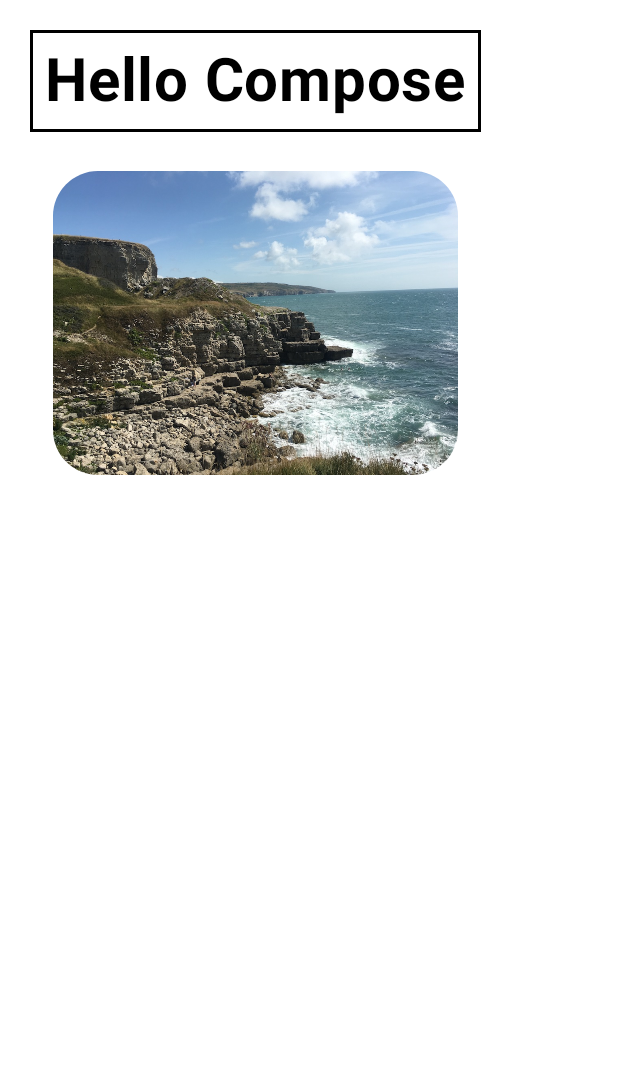
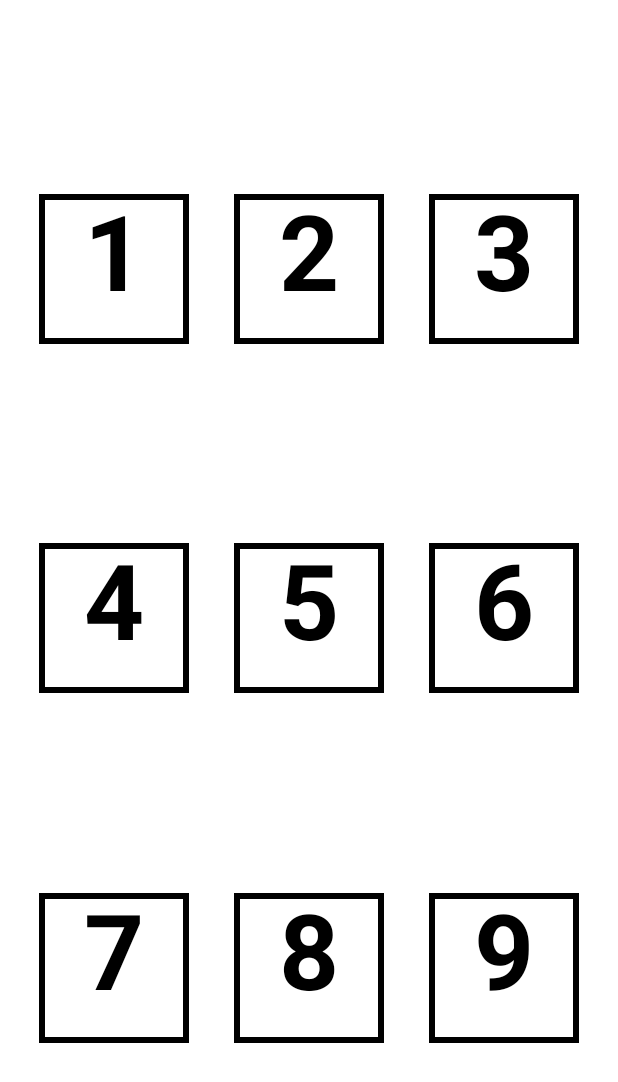
Before and after one commit to BEEEAM-J/Compose_Practice, an Android app built with Jetpack Compose: the @Preview function Preview, on a phone screen of 412 x 824 dp. Shown: the top 1082 px of the screen. Run offline under Robolectric (Android 15) with nearby library versions, the phone set to English and light mode, and no system bars.

Commit message:
5. Row, Column 연습

```diff
--- a/app/src/main/java/com/beeeam/composepractice/MainActivity.kt
+++ b/app/src/main/java/com/beeeam/composepractice/MainActivity.kt
@@ -3,26 +3,24 @@ package com.beeeam.composepractice
 import android.os.Bundle
 import androidx.activity.ComponentActivity
 import androidx.activity.compose.setContent
-import androidx.compose.foundation.Image
+import androidx.compose.foundation.background
 import androidx.compose.foundation.border
 import androidx.compose.foundation.layout.Arrangement
 import androidx.compose.foundation.layout.Column
-import androidx.compose.foundation.layout.Spacer
+import androidx.compose.foundation.layout.Row
 import androidx.compose.foundation.layout.fillMaxSize
 import androidx.compose.foundation.layout.height
 import androidx.compose.foundation.layout.padding
+import androidx.compose.foundation.layout.size
 import androidx.compose.foundation.layout.width
-import androidx.compose.foundation.shape.RoundedCornerShape
 import androidx.compose.material3.MaterialTheme
 import androidx.compose.material3.Surface
 import androidx.compose.material3.Text
 import androidx.compose.runtime.Composable
-import androidx.compose.ui.Alignment
 import androidx.compose.ui.Modifier
-import androidx.compose.ui.draw.clip
 import androidx.compose.ui.graphics.Color
-import androidx.compose.ui.res.painterResource
 import androidx.compose.ui.text.font.FontWeight
+import androidx.compose.ui.text.style.TextAlign
 import androidx.compose.ui.tooling.preview.Preview
 import androidx.compose.ui.unit.dp
 import androidx.compose.ui.unit.sp
@@ -45,42 +43,145 @@ class MainActivity : ComponentActivity() {
 }
 
 @Composable
-fun DemoScreen() {
-    val modifier = Modifier.border(width = 2.dp, color = Color.Black).padding(10.dp)
+fun TextCell(text: String, modifier: Modifier = Modifier) {
+    val cellModifier = Modifier
+        .padding(4.dp)
+        .size(100.dp, 100.dp)
+        .border(width = 4.dp, color = Color.Black)
+
+    Text(
+        text = text,
+        cellModifier.then(modifier),
+        fontSize = 70.sp,
+        fontWeight = FontWeight.Bold,
+        textAlign = TextAlign.Center
+    )
+}
+
+@Composable
+fun MainScreen() {
+//    Row {
+//        TextCell(text = "1")
+//        TextCell(text = "2")
+//        TextCell(text = "3")
+//    }
+//    Column {
+//        TextCell(text = "1")
+//        TextCell(text = "2")
+//        TextCell(text = "3")
+//    }
+
+//    Column {
+//        Row {
+//            TextCell(text = "1")
+//            TextCell(text = "4")
+//            TextCell(text = "7")
+//        }
+//        Row {
+//            TextCell(text = "2")
+//            TextCell(text = "5")
+//            TextCell(text = "8")
+//        }
+//        Row {
+//            TextCell(text = "3")
+//            TextCell(text = "6")
+//        }
+//        Row {
+//            TextCell(text = "9")
+//            TextCell(text = "10")
+//            TextCell(text = "11")
+//        }
+//    }
+
+//    Row(
+//        verticalAlignment = Alignment.CenterVertically,
+//        modifier = Modifier.size(width = 400.dp, height = 200.dp)
+//    ) {
+//        TextCell(text = "1")
+//        TextCell(text = "2")
+//        TextCell(text = "3")
+//    }
+
+//    Column(
+//        horizontalAlignment = Alignment.End,
+//        modifier = Modifier.size(width = 200.dp, height = 400.dp)
+//    ) {
+//        TextCell(text = "1")
+//        TextCell(text = "2")
+//        TextCell(text = "3")
+//    }
+
+//    Row(
+//        horizontalArrangement = Arrangement.End,
+//        modifier = Modifier.size(width = 400.dp, height = 200.dp)
+//    ) {
+//        TextCell("1")
+//        TextCell("2")
+//        TextCell("3")
+//    }
+
+//    Column(
+//        modifier = Modifier.height(400.dp),
+//        verticalArrangement = Arrangement.Bottom
+//    ) {
+//        TextCell("1")
+//        TextCell("2")
+//        TextCell("3")
+//    }
+
     Column(
-        Modifier.padding(20.dp),
-        horizontalAlignment = Alignment.CenterHorizontally,
-        verticalArrangement = Arrangement.Center
+        modifier = Modifier.size(width = 1000.dp, height = 1000.dp),
+        verticalArrangement = Arrangement.SpaceEvenly
     ) {
-        Text(
-            text = "Hello Compose",
-            modifier = modifier,
-            fontSize = 40.sp,
-            fontWeight = FontWeight.Bold
-        )
-
-        Spacer(Modifier.height(16.dp))
-
-        CustomImage(
-            drawing = R.drawable.vacation,
-            modifier = Modifier.padding(10.dp).width(270.dp).clip(shape = RoundedCornerShape(30.dp))
-        )
+        Row(
+            modifier = Modifier.width(1000.dp),
+            horizontalArrangement = Arrangement.SpaceEvenly
+        ) {
+            TextCell("1")
+            TextCell("2")
+            TextCell("3")
+        }
+        Row(
+            modifier = Modifier.width(1000.dp),
+            horizontalArrangement = Arrangement.SpaceEvenly
+        ) {
+            TextCell("4")
+            TextCell("5")
+            TextCell("6")
+        }
+        Row(
+            modifier = Modifier.width(1000.dp),
+            horizontalArrangement = Arrangement.SpaceEvenly
+        ) {
+            TextCell("7")
+            TextCell("8")
+            TextCell("9")
+        }
     }
 }
 
-@Composable
-fun CustomImage(drawing: Int, modifier: Modifier = Modifier) {
-    Image(
-        painter = painterResource(drawing),
-        modifier = modifier,
-        contentDescription = null
-    )
-}
+// @Composable
+// fun TestLabelBtn() {
+//    val modifier = Modifier
+//        .size(width = 41.dp, height = 26.dp)
+//        .padding(start = 6.dp, end = 6.dp, top = 6.dp, bottom = 6.dp)
+//
+//    Button(
+//        onClick = { },
+//    ) {
+//        Text(
+//            fontSize = 12.sp,
+//            text = "label",
+//
+//        )
+//    }
+// }
 
 @Preview
 @Composable
 fun Preview() {
     ComposePracticeTheme {
-        DemoScreen()
+        MainScreen()
+//        TestLabelBtn()
     }
 }
```
